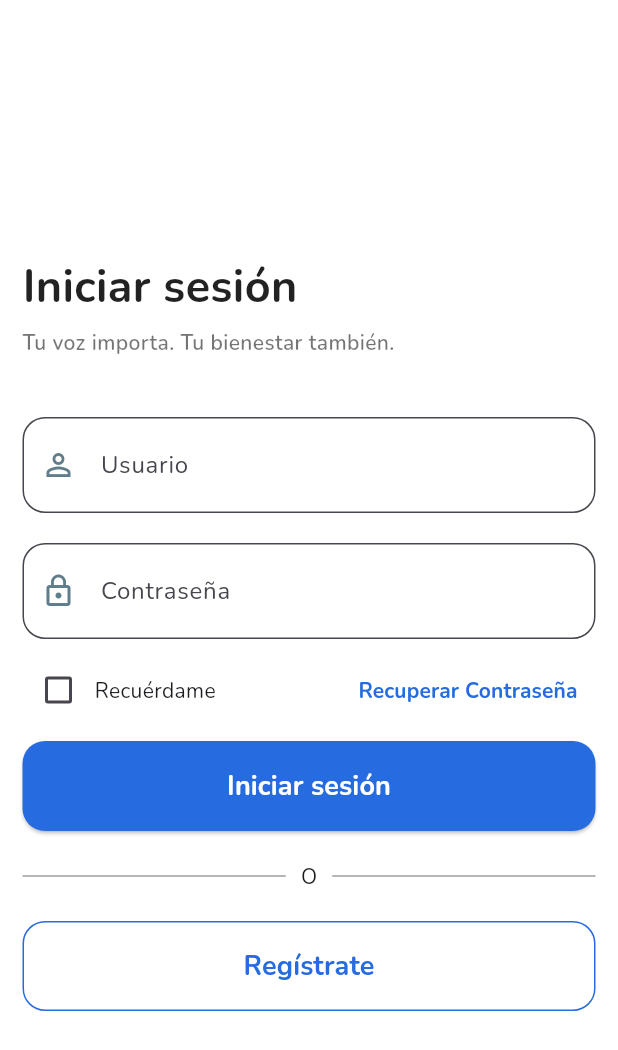
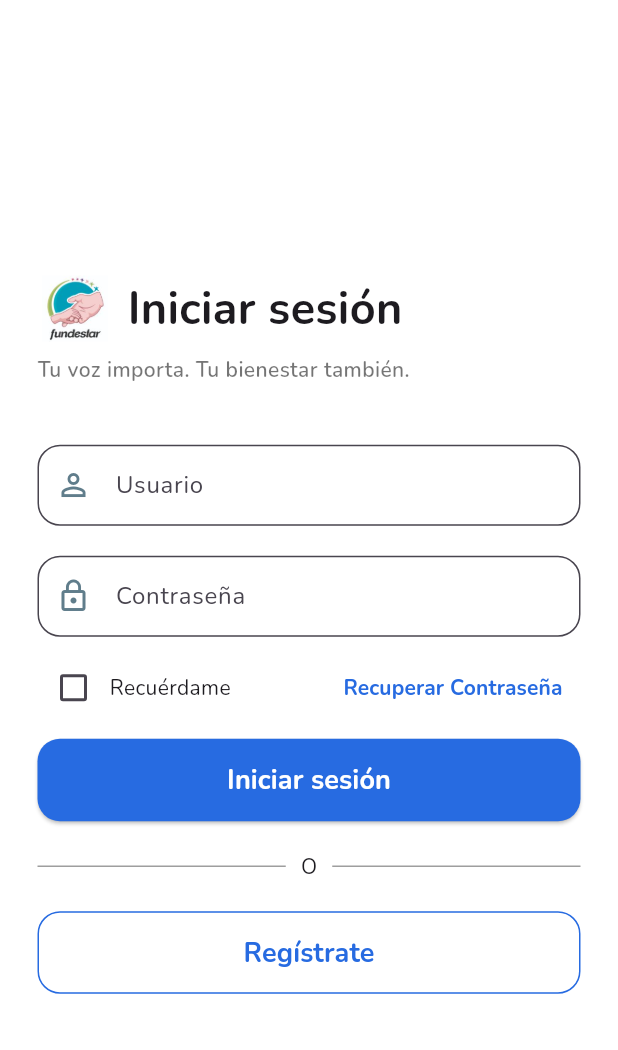
Before and after one commit to BrayanEFJ/VocesAppTest, a Flutter app: the screen it shows after launch, on a phone screen of 412 x 824 dp. Shown: the top 1050 px of the screen. Run offline on Flutter 3.47's test engine with Material 3 defaults, Android fonts, the phone set to English and light mode, and no system bars.

Commit message:
Refactor login page layout and components for improved readability and maintainability

```diff
--- a/lib/pages/loginpage.dart
+++ b/lib/pages/loginpage.dart
@@ -9,106 +9,182 @@ class LoginPage extends StatelessWidget {
       backgroundColor: Colors.white,
       body: Center(
         child: SingleChildScrollView(
-          padding: const EdgeInsets.symmetric(horizontal: 15, vertical: 40),
+          padding: const EdgeInsets.symmetric(horizontal: 25, vertical: 40),
           child: Column(
             mainAxisAlignment: MainAxisAlignment.center,
             crossAxisAlignment: CrossAxisAlignment.start,
             children: [
-              // Ilustración (Placeholder de ejemplo)
               const SizedBox(height: 20),
+              const _Header(),
+              const SizedBox(height: 40),
+              const _LoginForm(),
+              const SizedBox(height: 20),
+              const _Divider(),
+              const SizedBox(height: 20),
+              _CustomButton(
+                text: 'Regístrate',
+                onPressed: () {},
+                isOutlined: true,
+              ),
+            ],
+          ),
+        ),
+      ),
+    );
+  }
+}
 
+class _Header extends StatelessWidget {
+  const _Header();
+
+  @override
+  Widget build(BuildContext context) {
+    return Column(
+      crossAxisAlignment: CrossAxisAlignment.start,
+      children: [
+        Row(
+          children: [
+            Image.asset('assets/icons/icon.png', height: 50, width: 50),
             const SizedBox(width: 10),
             const Text(
               'Iniciar sesión',
-                style: TextStyle(
-                  fontSize: 30,
-                  fontWeight: FontWeight.bold,
-                  color: Colors.black87,
+              style: TextStyle(fontSize: 30, fontWeight: FontWeight.bold),
             ),
+          ],
         ),
-
-              // Título
         const SizedBox(height: 5),
-
         const Text(
           'Tu voz importa. Tu bienestar también.',
-                style: TextStyle(
-                  fontSize: 14,
-                  fontWeight: FontWeight.w600,
-                  color: Colors.black54,
+          style: TextStyle(fontSize: 14, fontWeight: FontWeight.w600, color: Colors.black54),
+          textAlign: TextAlign.start,
         ),
-                textAlign: TextAlign.center,
+      ],
+    );
+  }
+}
+
+class _LoginForm extends StatelessWidget {
+  const _LoginForm();
+
+  @override
+  Widget build(BuildContext context) {
+    return Column(
+      children: [
+        _CustomTextField(hintText: 'Usuario', icon: Icons.person_outline),
+        const SizedBox(height: 20),
+        _CustomTextField(hintText: 'Contraseña', icon: Icons.lock_outline, isPassword: true),
+        const SizedBox(height: 10),
+        _RememberMeAndForgotPassword(),
+        const SizedBox(height: 10),
+        _CustomButton(
+          text: 'Iniciar sesión',
+          onPressed: () {},
+          isOutlined: false,
         ),
-              const SizedBox(height: 40),
-              // Campo de usuario
-              _buildTextField(hintText: 'Usuario', icon: Icons.person_outline),
-              const SizedBox(height: 20),
-              // Campo de contraseña
-              _buildTextField(
-                hintText: 'Contraseña',
-                icon: Icons.lock_outline,
-                isPassword: true,
-              ),
-              const SizedBox(height: 10),
-              // Enlace "Olvidaste tu contraseña"
-              Row(
+      ],
+    );
+  }
+}
+
+class _RememberMeAndForgotPassword extends StatelessWidget {
+  const _RememberMeAndForgotPassword();
+
+  @override
+  Widget build(BuildContext context) {
+    return Row(
       mainAxisAlignment: MainAxisAlignment.spaceBetween,
       children: [
         Row(
           children: [
-                      Checkbox(
-                        value:
-                            false, // Puedes hacer esto dinámico con un estado
-                        onChanged: (bool? newValue) {
-                          // Manejar el cambio de estado aquí
-                        },
-                        activeColor: Color.fromARGB(
-                          255,
-                          39,
-                          107,
-                          225,
-                        ), // Color del checkbox activado
-                      ),
+            Checkbox(value: false, onChanged: (bool? newValue) {}),
             const Text("Recuérdame", style: TextStyle(fontSize: 14)),
           ],
         ),
         TextButton(
-                    onPressed: () {
-                      // Acción de recuperar contraseña
-                    },
+          onPressed: () {},
           child: const Text(
             'Recuperar Contraseña',
-                      style: TextStyle(
-                        color: Color.fromARGB(255, 39, 107, 225),
-                        fontWeight: FontWeight.bold,
-                      ),
+            style: TextStyle(color: Color.fromARGB(255, 39, 107, 225), fontWeight: FontWeight.bold),
           ),
         ),
       ],
+    );
+  }
+}
+
+class _CustomTextField extends StatelessWidget {
+  final String hintText;
+  final IconData icon;
+  final bool isPassword;
+
+  const _CustomTextField({required this.hintText, required this.icon, this.isPassword = false});
+
+  @override
+  Widget build(BuildContext context) {
+    return TextField(
+      obscureText: isPassword,
+      decoration: InputDecoration(
+        prefixIcon: Icon(icon, color: Colors.blueGrey),
+        hintText: hintText,
+        filled: true,
+        fillColor: Colors.white,
+        contentPadding: const EdgeInsets.symmetric(vertical: 15),
+        border: OutlineInputBorder(
+          borderRadius: BorderRadius.circular(15),
+          borderSide: const BorderSide(color: Colors.grey, width: 2.0),
         ),
-              const SizedBox(height: 10),
-              // Botón de iniciar sesión
-              ElevatedButton(
-                onPressed: () {},
+        focusedBorder: OutlineInputBorder(
+          borderRadius: BorderRadius.circular(15),
+          borderSide: const BorderSide(color: Color.fromARGB(255, 39, 107, 225), width: 2.0),
+        ),
+      ),
+    );
+  }
+}
+
+class _CustomButton extends StatelessWidget {
+  final String text;
+  final VoidCallback onPressed;
+  final bool isOutlined;
+
+  const _CustomButton({required this.text, required this.onPressed, this.isOutlined = false});
+
+  @override
+  Widget build(BuildContext context) {
+    return isOutlined
+        ? OutlinedButton(
+            onPressed: onPressed,
+            style: OutlinedButton.styleFrom(
+              side: const BorderSide(color: Color.fromARGB(255, 39, 107, 225)),
+              minimumSize: const Size(double.infinity, 55),
+              shape: RoundedRectangleBorder(borderRadius: BorderRadius.circular(15)),
+            ),
+            child: Text(
+              text,
+              style: const TextStyle(color: Color.fromARGB(255, 39, 107, 225), fontSize: 18, fontWeight: FontWeight.bold),
+            ),
+          )
+        : ElevatedButton(
+            onPressed: onPressed,
             style: ElevatedButton.styleFrom(
               backgroundColor: const Color.fromARGB(255, 39, 107, 225),
-                  minimumSize: const Size(double.infinity, 60),
-                  shape: RoundedRectangleBorder(
-                    borderRadius: BorderRadius.circular(15),
+              minimumSize: const Size(double.infinity, 55),
+              shape: RoundedRectangleBorder(borderRadius: BorderRadius.circular(15)),
             ),
+            child: Text(
+              text,
+              style: const TextStyle(color: Colors.white, fontSize: 18, fontWeight: FontWeight.bold),
             ),
-                child: const Text(
-                  'Iniciar sesión',
-                  style: TextStyle(
-                    color: Colors.white,
-                    fontSize: 18,
-                    fontWeight: FontWeight.bold,
-                  ),
-                ),
-              ),
-              const SizedBox(height: 20),
-              // Divisor
-              Row(
+          );
+  }
+}
+
+class _Divider extends StatelessWidget {
+  const _Divider();
+
+  @override
+  Widget build(BuildContext context) {
+    return Row(
       children: const [
         Expanded(child: Divider(color: Colors.grey)),
         Padding(
@@ -117,71 +193,6 @@ class LoginPage extends StatelessWidget {
         ),
         Expanded(child: Divider(color: Colors.grey)),
       ],
-              ),
-              const SizedBox(height: 20),
-              // Botón de registrarse
-              OutlinedButton(
-                onPressed: () {},
-                style: OutlinedButton.styleFrom(
-                  side: const BorderSide(
-                    color: Color.fromARGB(255, 39, 107, 225),
-                  ),
-                  minimumSize: const Size(double.infinity, 60),
-                  shape: RoundedRectangleBorder(
-                    borderRadius: BorderRadius.circular(15),
-                  ),
-                ),
-                child: const Text(
-                  'Regístrate',
-                  style: TextStyle(
-                    color: Color.fromARGB(255, 39, 107, 225),
-                    fontSize: 18,
-                    fontWeight: FontWeight.bold,
-                  ),
-                ),
-              ),
-            ],
-          ),
-        ),
-      ),
-    );
-  }
-
-  Widget _buildTextField({
-    required String hintText,
-    required IconData icon,
-    bool isPassword = false,
-  }) {
-    return TextField(
-      obscureText: isPassword,
-      decoration: InputDecoration(
-        prefixIcon: Icon(icon, color: Colors.blueGrey),
-        hintText: hintText,
-        filled: true,
-        fillColor: Colors.white,
-        contentPadding: const EdgeInsets.symmetric(vertical: 20),
-        border: OutlineInputBorder(
-          borderRadius: BorderRadius.circular(15),
-          borderSide: BorderSide(
-            color:
-                Colors
-                    .grey, // Different color when the field is focused (optional)
-            width: 2.0,
-          ),
-        ),
-        focusedBorder: OutlineInputBorder(
-          borderRadius: BorderRadius.circular(15),
-          borderSide: BorderSide(
-            color: Color.fromARGB(
-              255,
-              39,
-              107,
-              225,
-            ), // Different color when the field is focused (optional)
-            width: 2.0,
-          ),
-        ),
-      ),
     );
   }
 }
--- a/pubspec.yaml
+++ b/pubspec.yaml
@@ -20,7 +20,7 @@ flutter:
   uses-material-design: true
 
   assets:
-     - assets/icons/ # Asegúrate de que esta carpeta existe y contiene las fuentes
+    - assets/icons/
 
   fonts:
     - family: Marmelad
```
Lines whose indentation alone changed are shown as unchanged.
